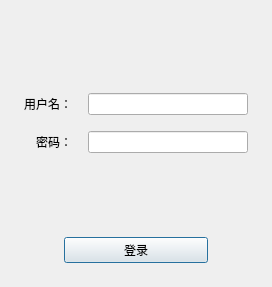
abomb4/biye, file client/src/ui/login.ui: the form before one commit.
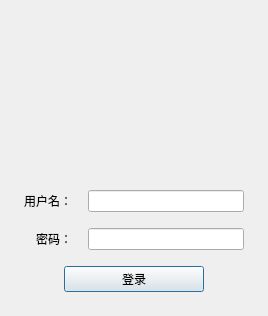
The form after the commit. Icons and pictures are not drawn.

```diff
--- a/client/src/ui/login.ui
+++ b/client/src/ui/login.ui
@@ -6,20 +6,26 @@
    <rect>
     <x>0</x>
     <y>0</y>
-    <width>272</width>
-    <height>287</height>
+    <width>268</width>
+    <height>316</height>
    </rect>
   </property>
   <property name="sizePolicy">
-   <sizepolicy hsizetype="Fixed" vsizetype="Fixed">
+   <sizepolicy hsizetype="Expanding" vsizetype="Expanding">
     <horstretch>0</horstretch>
     <verstretch>0</verstretch>
    </sizepolicy>
   </property>
   <property name="minimumSize">
    <size>
-    <width>0</width>
-    <height>0</height>
+    <width>268</width>
+    <height>316</height>
+   </size>
+  </property>
+  <property name="maximumSize">
+   <size>
+    <width>268</width>
+    <height>316</height>
    </size>
   </property>
   <property name="windowTitle">
@@ -81,6 +87,13 @@
      </item>
     </layout>
    </item>
+   <item>
+    <widget class="QLabel" name="lbl_errmsg">
+     <property name="text">
+      <string/>
+     </property>
+    </widget>
+   </item>
    <item>
     <layout class="QHBoxLayout" name="horizontalLayout">
      <item>
@@ -113,13 +126,6 @@
      </item>
     </layout>
    </item>
-   <item>
-    <widget class="QLabel" name="lbl_errmsg">
-     <property name="text">
-      <string/>
-     </property>
-    </widget>
-   </item>
    <item>
     <layout class="QHBoxLayout" name="horizontalLayout_3">
      <item>
```
Left out of the diff: 3 changed lines with no effect on the pictures.
